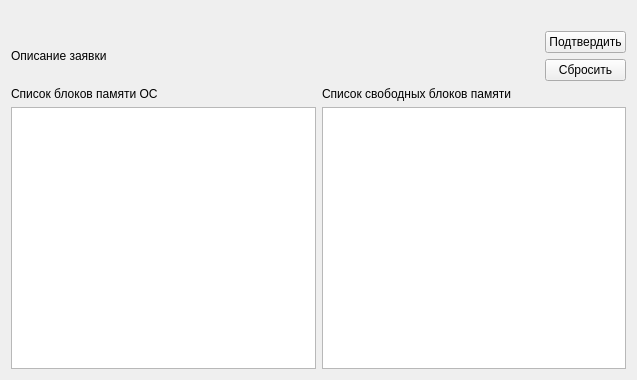
Before: the Qt Designer form dispatcher/memorytask.ui in alirzaev/dispatcher, drawn with Qt 5.
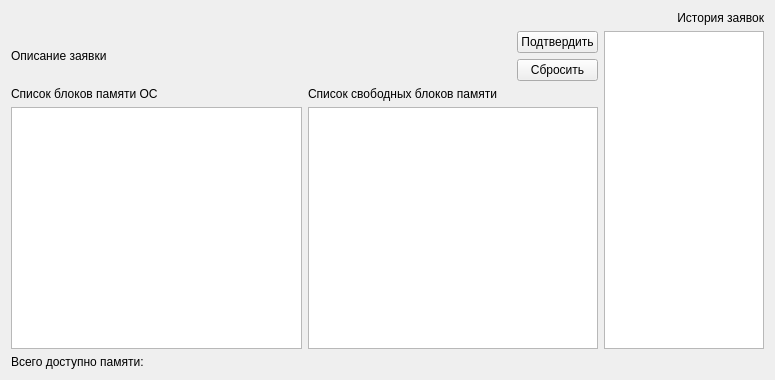
After: the same form once the commit is applied. Custom widgets are drawn as their Qt base class.

Commit message:
feat(dispatcher): добавил возможность просмотра предыдущих заявок
Список всех выполненных заявок отображается в правой части окна
программы. Предыдущие заявки, а также результаты пользовательских
действий можно просмотреть, но нельзя переделать, отбросив следом
идущие заявки.

Для заданий типа "Диспетчеризация памяти" добавил поле с количеством
доступной памяти

```diff
--- a/dispatcher/memorytask.ui
+++ b/dispatcher/memorytask.ui
@@ -6,20 +6,26 @@
    <rect>
     <x>0</x>
     <y>0</y>
-    <width>637</width>
+    <width>775</width>
     <height>380</height>
    </rect>
   </property>
+  <property name="minimumSize">
+   <size>
+    <width>0</width>
+    <height>0</height>
+   </size>
+  </property>
   <property name="windowTitle">
    <string>Form</string>
   </property>
-  <layout class="QVBoxLayout" name="verticalLayout_2">
-   <item>
+  <layout class="QGridLayout" name="gridLayout_2">
+   <item row="0" column="0">
     <layout class="QHBoxLayout" name="topHorizontalLayout">
      <item>
       <widget class="QLabel" name="strategyLabel">
        <property name="sizePolicy">
-        <sizepolicy hsizetype="Expanding" vsizetype="Preferred">
+        <sizepolicy hsizetype="Preferred" vsizetype="Preferred">
          <horstretch>0</horstretch>
          <verstretch>0</verstretch>
         </sizepolicy>
@@ -53,7 +59,7 @@
      </item>
     </layout>
    </item>
-   <item>
+   <item row="1" column="0">
     <layout class="QHBoxLayout" name="horizontalLayout">
      <item>
       <widget class="QLabel" name="labelRequestDescr">
@@ -106,7 +112,17 @@
      </item>
     </layout>
    </item>
-   <item>
+   <item row="0" column="1">
+    <widget class="QLabel" name="labelHistory">
+     <property name="text">
+      <string>История заявок</string>
+     </property>
+     <property name="alignment">
+      <set>Qt::AlignRight|Qt::AlignTrailing|Qt::AlignVCenter</set>
+     </property>
+    </widget>
+   </item>
+   <item row="2" column="0">
     <layout class="QGridLayout" name="gridLayout">
      <item row="0" column="1">
       <widget class="QLabel" name="labelFreeBlocks">
@@ -154,6 +170,29 @@
      </item>
     </layout>
    </item>
+   <item row="3" column="0">
+    <widget class="QLabel" name="labelAvailableMemory">
+     <property name="text">
+      <string>Всего доступно памяти:</string>
+     </property>
+    </widget>
+   </item>
+   <item row="1" column="1" rowspan="2">
+    <widget class="QListWidget" name="historyList">
+     <property name="sizePolicy">
+      <sizepolicy hsizetype="Minimum" vsizetype="Expanding">
+       <horstretch>0</horstretch>
+       <verstretch>0</verstretch>
+      </sizepolicy>
+     </property>
+     <property name="maximumSize">
+      <size>
+       <width>160</width>
+       <height>16777215</height>
+      </size>
+     </property>
+    </widget>
+   </item>
   </layout>
  </widget>
  <customwidgets>
```
The commit also changes 6 other files.
